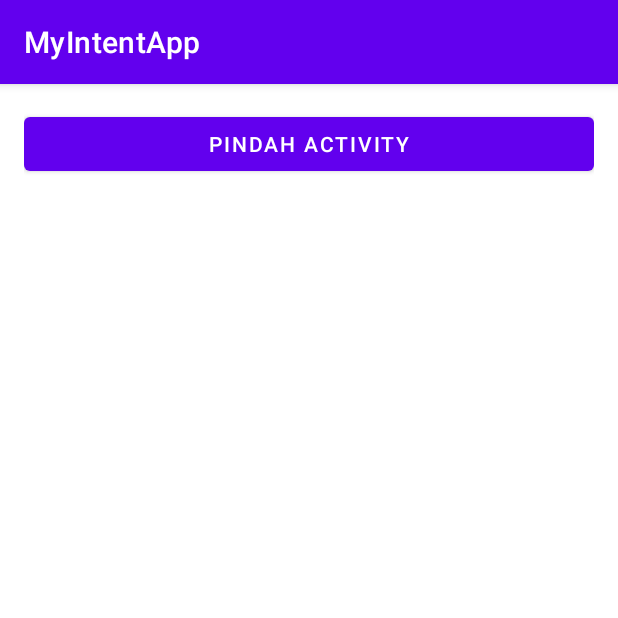
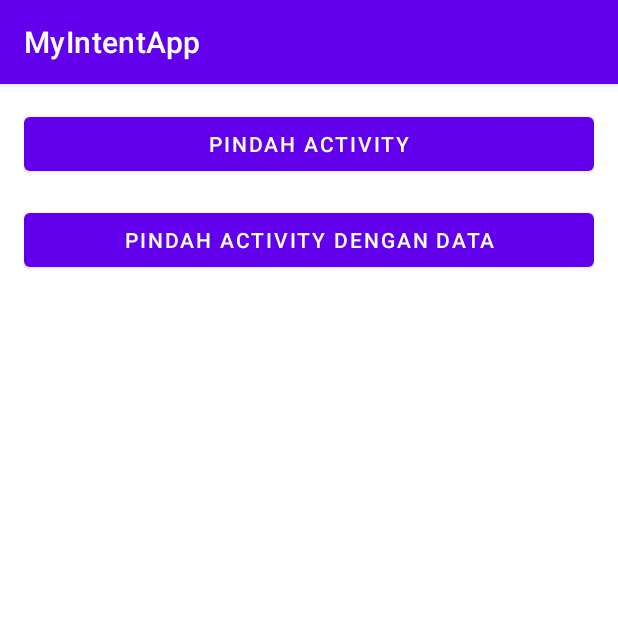
Before and after one commit to d1yat/MyIntentApp, an Android app: the screen it shows after launch (MainActivity), on a phone screen of 412 x 824 dp, the top half of it. Run offline under Robolectric (Android 15) with nearby library versions, the phone set to English and light mode, and no system bars.

Commit message:
Latihan Mengirim Data pada Intent

```diff
--- a/app/src/main/AndroidManifest.xml
+++ b/app/src/main/AndroidManifest.xml
@@ -9,8 +9,11 @@
         android:roundIcon="@mipmap/ic_launcher_round"
         android:supportsRtl="true"
         android:theme="@style/Theme.MyIntentApp">
+        <activity android:name=".MoveWithDataActivity"></activity>
         <activity android:name=".MoveActivity" />
-        <activity android:name=".MainActivity" android:exported="true">
+        <activity
+            android:name=".MainActivity"
+            android:exported="true">
             <intent-filter>
                 <action android:name="android.intent.action.MAIN" />
 
--- a/app/src/main/res/layout/activity_main.xml
+++ b/app/src/main/res/layout/activity_main.xml
@@ -4,7 +4,8 @@
     xmlns:tools="http://schemas.android.com/tools"
     android:layout_width="match_parent"
     android:layout_height="match_parent"
-    android:padding="16dp">
+    android:padding="16dp"
+    android:orientation="vertical">
 
     <Button
         android:id="@+id/btn_move_activity"
@@ -13,4 +14,11 @@
         android:layout_marginBottom="16dp"
         android:text="@string/move_activity" />
 
+    <Button
+        android:id="@+id/btn_move_activity_data"
+        android:layout_width="match_parent"
+        android:layout_height="wrap_content"
+        android:layout_marginBottom="16dp"
+        android:text="@string/move_with_data" />
+
 </LinearLayout>
```
Also changed, not shown: app/src/main/java/com/example/myintentapp/MainActivity.kt (+15 -3 lines), app/src/main/java/com/example/myintentapp/MoveWithDataActivity.kt (added, +24 -0 lines), app/src/main/res/layout/activity_move_with_data.xml (added, +15 -0 lines).
